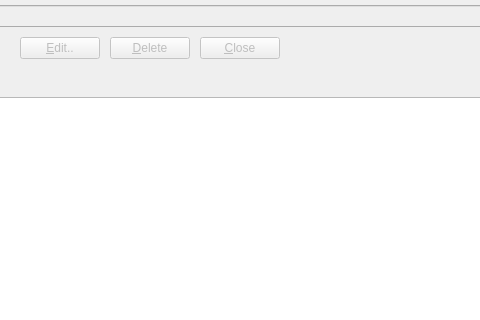
Above: forms/roadmap.ui from skriticos/nelia1 before the change; both pictures show x 493 to 973 and y 0 to 320 of the 1225 by 738 pixel window. Below: the same form after it.
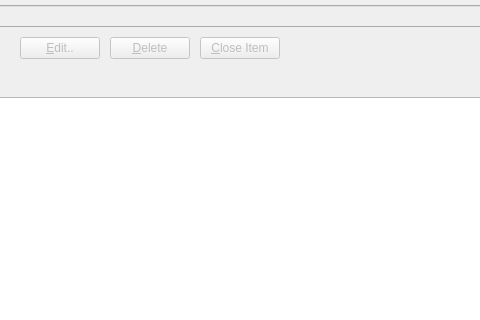
That is the form after the change.

```diff
--- a/forms/roadmap.ui
+++ b/forms/roadmap.ui
@@ -157,7 +157,7 @@
          <bool>false</bool>
         </property>
         <property name="text">
-         <string>&amp;Close</string>
+         <string>&amp;Close Item</string>
         </property>
        </widget>
       </item>
```
